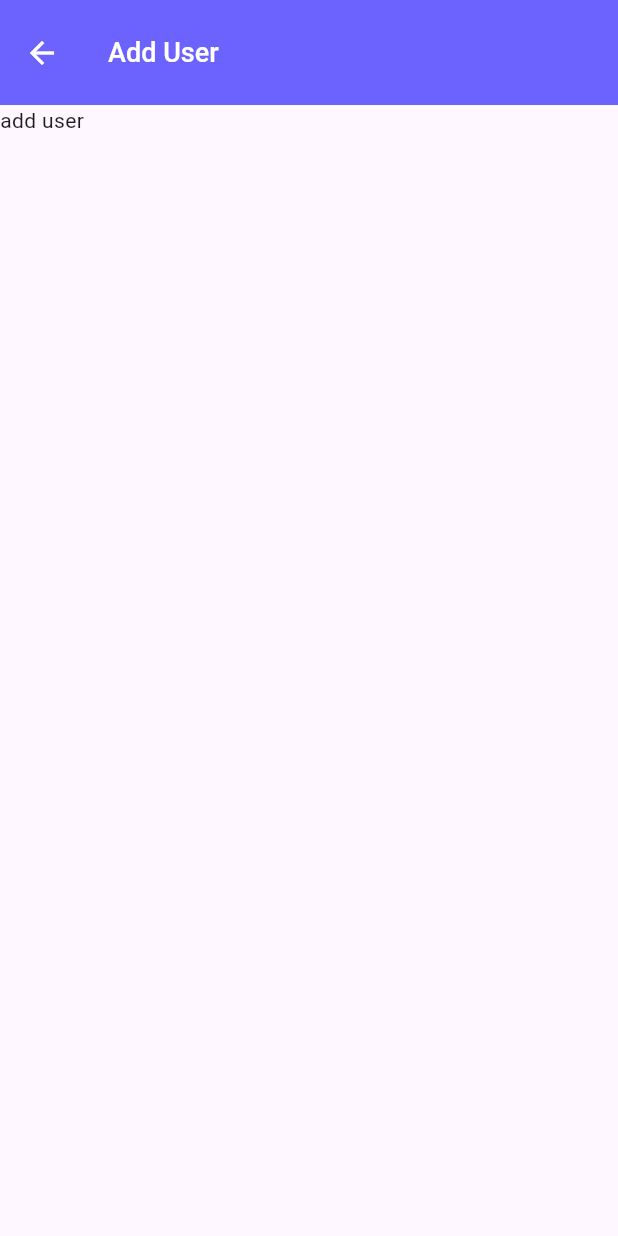
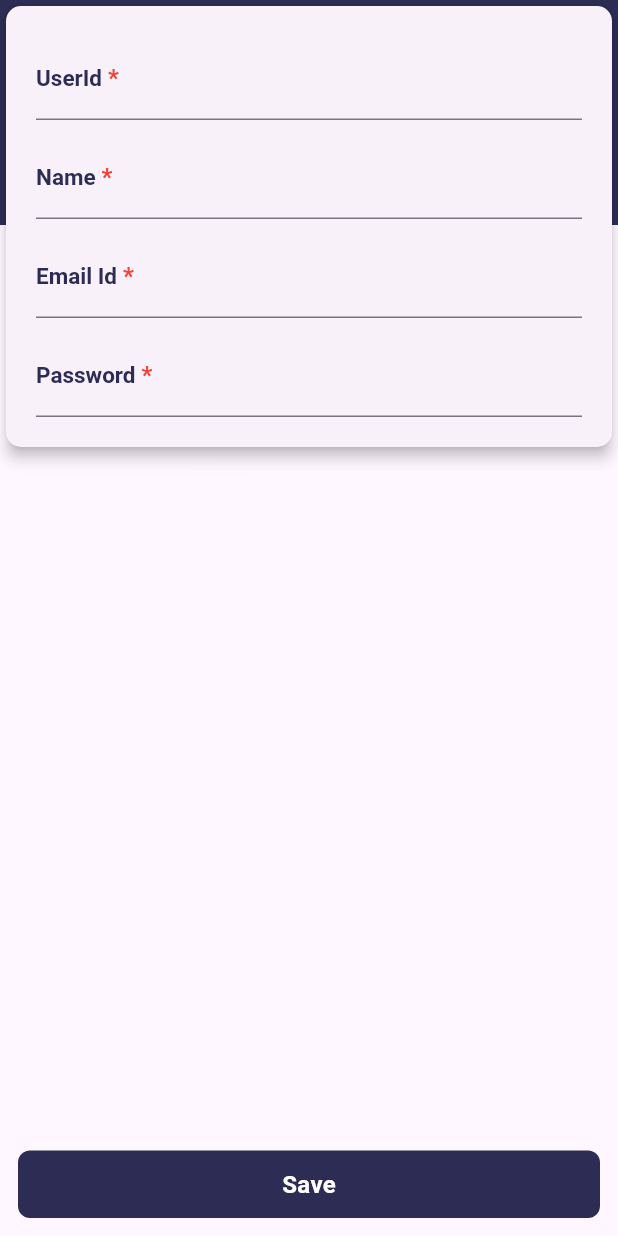
Before and after one commit to mohamed-sajidh/AdminEase, a Flutter app: the AddUser screen opened directly, on a phone screen of 412 x 824 dp. Run offline on Flutter 3.47's test engine with Material 3 defaults, Android fonts, the phone set to English and light mode, and no system bars; our stand-ins replace flash, flutter_dotenv.

Commit message:
add user ui completed '

```diff
--- a/lib/core/app_colors.dart
+++ b/lib/core/app_colors.dart
@@ -1,8 +1,8 @@
 import 'package:flutter/material.dart';
 
 class AppColors {
-  static const primaryColor = Color(0xFF6C63FF);
-  static const secondaryColor = Color.fromARGB(255, 207, 205, 249);
+  static const primaryColor = Color(0xFF2C2C54);
+  static const secondaryColor = Color(0xFF474787);
   static const white = Colors.white;
   static const red = Colors.red;
   static const black = Colors.black;
--- a/lib/screens/admin/user/add_user.dart
+++ b/lib/screens/admin/user/add_user.dart
@@ -1,4 +1,6 @@
 import 'package:adminease/core/app_colors.dart';
+import 'package:adminease/widgets/colored_cutom_button.dart';
+import 'package:adminease/widgets/custom_textfield.dart';
 import 'package:flutter/material.dart';
 
 class AddUser extends StatefulWidget {
@@ -9,12 +11,48 @@ class AddUser extends StatefulWidget {
 }
 
 class _AddUserState extends State<AddUser> {
+  late TextEditingController userIdTextController;
+  late TextEditingController nameTextController;
+  late TextEditingController emailIdTextController;
+  late TextEditingController passwordTextController;
+  final formKey = GlobalKey<FormState>();
+
+  @override
+  void initState() {
+    super.initState();
+    userIdTextController = TextEditingController();
+    nameTextController = TextEditingController();
+    emailIdTextController = TextEditingController();
+    passwordTextController = TextEditingController();
+  }
+
+  @override
+  void dispose() {
+    super.dispose();
+    userIdTextController.dispose();
+    nameTextController.dispose();
+    emailIdTextController.dispose();
+    passwordTextController.dispose();
+  }
+
   @override
   Widget build(BuildContext context) {
     return Scaffold(
-      appBar: AppBar(
-        backgroundColor: AppColors.primaryColor,
-        toolbarHeight: 70,
+      resizeToAvoidBottomInset: true,
+      body: Stack(
+        children: [
+          Column(
+            children: [
+              Container(
+                height: 150,
+                decoration: const BoxDecoration(
+                  color: AppColors.primaryColor,
+                ),
+                child: Padding(
+                  padding: const EdgeInsets.symmetric(
+                    horizontal: 10,
+                  ),
+                  child: AppBar(
                     leading: IconButton(
                       icon: const Icon(
                         Icons.arrow_back,
@@ -32,8 +70,106 @@ class _AddUserState extends State<AddUser> {
                         fontSize: 18,
                       ),
                     ),
+                    backgroundColor: Colors.transparent,
+                    elevation: 0,
                   ),
-      body: Text("add user"),
+                ),
+              ),
+            ],
+          ),
+          Form(
+            key: formKey,
+            child: Positioned(
+              top: 120,
+              left: 20,
+              right: 20,
+              bottom: 20,
+              child: Container(
+                height: 620,
+                decoration: BoxDecoration(
+                  borderRadius: BorderRadius.circular(10),
+                ),
+                child: SingleChildScrollView(
+                  child: Column(
+                    children: [
+                      Card(
+                        elevation: 4,
+                        shape: RoundedRectangleBorder(
+                          borderRadius: BorderRadius.circular(10),
+                        ),
+                        child: Padding(
+                          padding: const EdgeInsets.all(20),
+                          child: Column(
+                            crossAxisAlignment: CrossAxisAlignment.start,
+                            children: [
+                              MandatoryTextField(
+                                controller: userIdTextController,
+                                label: 'UserId',
+                                isRequired: true,
+                                validator: (value) {
+                                  if (value == null || value.isEmpty) {
+                                    return 'Required';
+                                  }
+                                  return null;
+                                },
+                              ),
+                              const SizedBox(height: 10),
+                              MandatoryTextField(
+                                controller: nameTextController,
+                                label: 'Name',
+                                isRequired: true,
+                                validator: (value) {
+                                  if (value == null || value.isEmpty) {
+                                    return 'Required';
+                                  }
+                                  return null;
+                                },
+                              ),
+                              const SizedBox(height: 10),
+                              MandatoryTextField(
+                                controller: emailIdTextController,
+                                label: 'Email Id',
+                                isRequired: true,
+                                validator: (value) {
+                                  if (value == null || value.isEmpty) {
+                                    return 'Required';
+                                  }
+                                  return null;
+                                },
+                              ),
+                              const SizedBox(height: 10),
+                              MandatoryTextField(
+                                controller: passwordTextController,
+                                label: 'Password',
+                                isRequired: true,
+                                validator: (value) {
+                                  if (value == null || value.isEmpty) {
+                                    return 'Required';
+                                  }
+                                  return null;
+                                },
+                              ),
+                            ],
+                          ),
+                        ),
+                      )
+                    ],
+                  ),
+                ),
+              ),
+            ),
+          )
+        ],
+      ),
+      bottomNavigationBar: Padding(
+        padding: const EdgeInsets.all(12),
+        child: ColoredCustomButton(
+          text: "Save",
+          onPressed: () {},
+          loading: false,
+          formKey: formKey,
+        ),
+      ),
     );
   }
 }
--- /dev/null
+++ b/lib/widgets/colored_cutom_button.dart
@@ -0,0 +1,59 @@
+import 'package:adminease/core/app_colors.dart';
+import 'package:flutter/material.dart';
+
+class ColoredCustomButton extends StatelessWidget {
+  final String text;
+  final VoidCallback onPressed;
+  final bool loading;
+  final GlobalKey<FormState>? formKey; // Add form key
+
+  const ColoredCustomButton({
+    super.key,
+    required this.text,
+    required this.onPressed,
+    this.loading = false,
+    this.formKey,
+  });
+
+  @override
+  Widget build(BuildContext context) {
+    return GestureDetector(
+      onTap: loading
+          ? null
+          : () {
+              if (formKey == null ||
+                  (formKey!.currentState != null &&
+                      formKey!.currentState!.validate())) {
+                onPressed();
+              }
+            },
+      child: Container(
+        height: 45,
+        width: double.infinity,
+        decoration: BoxDecoration(
+          color: loading ? AppColors.secondaryColor : AppColors.primaryColor,
+          borderRadius: BorderRadius.circular(8),
+        ),
+        child: Center(
+          child: loading
+              ? const SizedBox(
+                  height: 20,
+                  width: 20,
+                  child: CircularProgressIndicator(
+                    color: AppColors.white,
+                    strokeWidth: 2,
+                  ),
+                )
+              : Text(
+                  text,
+                  style: const TextStyle(
+                    color: AppColors.white,
+                    fontWeight: FontWeight.bold,
+                    fontSize: 16,
+                  ),
+                ),
+        ),
+      ),
+    );
+  }
+}
--- /dev/null
+++ b/lib/widgets/custom_textfield.dart
@@ -0,0 +1,51 @@
+import 'package:adminease/core/app_colors.dart';
+import 'package:flutter/material.dart';
+
+class MandatoryTextField extends StatelessWidget {
+  final TextEditingController controller;
+  final String label;
+  final String? Function(String?)? validator;
+  final String hintText;
+  final bool isRequired;
+
+  const MandatoryTextField({
+    super.key,
+    required this.controller,
+    required this.label,
+    this.validator,
+    this.hintText = '',
+    this.isRequired = true,
+  });
+
+  @override
+  Widget build(BuildContext context) {
+    return TextFormField(
+      controller: controller,
+      validator: validator,
+      decoration: InputDecoration(
+        label: RichText(
+          text: TextSpan(
+            text: label,
+            style: const TextStyle(
+              color: AppColors.primaryColor,
+              fontSize: 15,
+              fontWeight: FontWeight.bold,
+            ),
+            children: isRequired
+                ? [
+                    const TextSpan(
+                      text: ' *',
+                      style: TextStyle(
+                        color: AppColors.red,
+                        fontSize: 16,
+                      ),
+                    ),
+                  ]
+                : [],
+          ),
+        ),
+        hintText: hintText,
+      ),
+    );
+  }
+}
```
Lines whose indentation alone changed are shown as unchanged.
